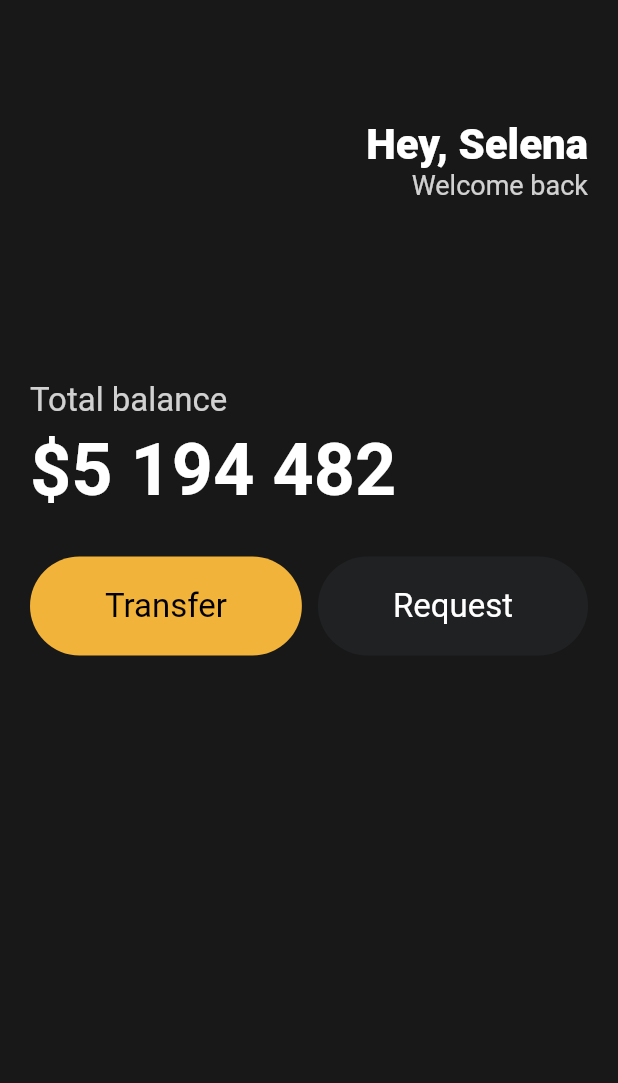
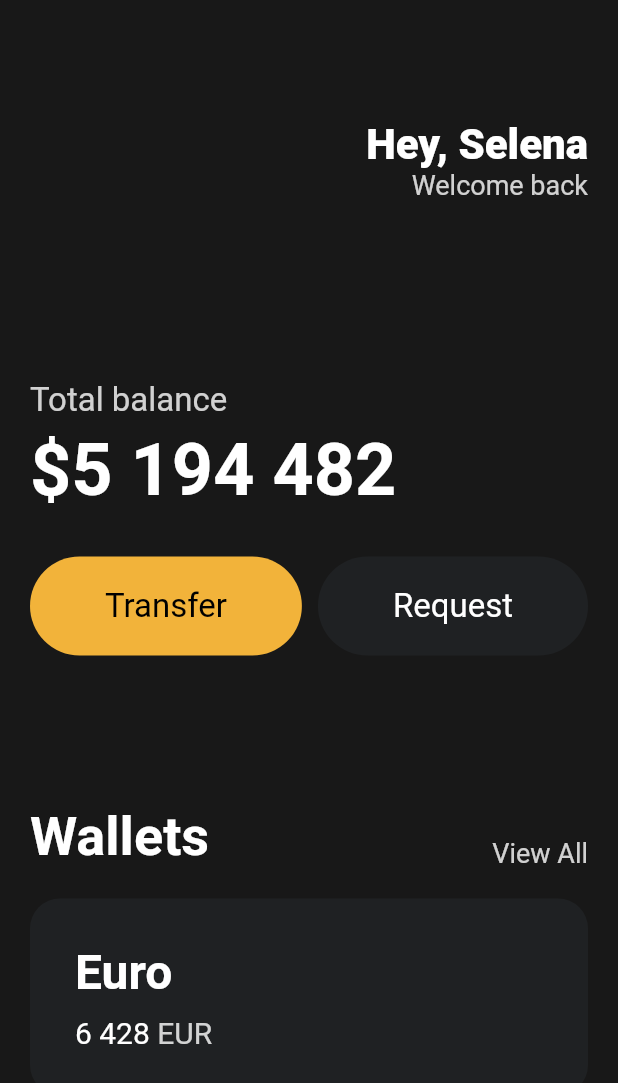
Before and after one commit to WhiteKr/selena-wallet, a Flutter app: the screen it shows after launch, on a phone screen of 412 x 824 dp. Shown: the top 1083 px of the screen. Run offline on Flutter 3.47's test engine with Material 2 defaults, Android fonts, the phone set to English and light mode, and no system bars.

Commit message:
update: new layout of section 'Wallets' with a card

```diff
--- a/lib/main.dart
+++ b/lib/main.dart
@@ -77,6 +77,75 @@
                   ),
                 ],
               ),
+              const SizedBox(height: 100),
+              Row(
+                mainAxisAlignment: MainAxisAlignment.spaceBetween,
+                crossAxisAlignment: CrossAxisAlignment.end,
+                children: [
+                  const Text(
+                    'Wallets',
+                    style: TextStyle(
+                      color: Colors.white,
+                      fontSize: 36,
+                      fontWeight: FontWeight.w600,
+                    ),
+                  ),
+                  Text(
+                    'View All',
+                    style: TextStyle(
+                      color: Colors.white.withOpacity(0.8),
+                      fontSize: 18,
+                    ),
+                  ),
+                ],
+              ),
+              const SizedBox(height: 20),
+              Container(
+                decoration: BoxDecoration(
+                  color: const Color(0xFF1F2123),
+                  borderRadius: BorderRadius.circular(20),
+                ),
+                child: Padding(
+                  padding: const EdgeInsets.all(30),
+                  child: Row(
+                    children: [
+                      Column(
+                        crossAxisAlignment: CrossAxisAlignment.start,
+                        children: [
+                          const Text(
+                            'Euro',
+                            style: TextStyle(
+                              color: Colors.white,
+                              fontSize: 32,
+                              fontWeight: FontWeight.w600,
+                            ),
+                          ),
+                          const SizedBox(height: 10),
+                          Row(
+                            children: [
+                              const Text(
+                                '6 428',
+                                style: TextStyle(
+                                  color: Colors.white,
+                                  fontSize: 20,
+                                ),
+                              ),
+                              const SizedBox(width: 5),
+                              Text(
+                                'EUR',
+                                style: TextStyle(
+                                  color: Colors.white.withOpacity(0.8),
+                                  fontSize: 20,
+                                ),
+                              ),
+                            ],
+                          ),
+                        ],
+                      ),
+                    ],
+                  ),
+                ),
+              ),
             ],
           ),
         ),
```
